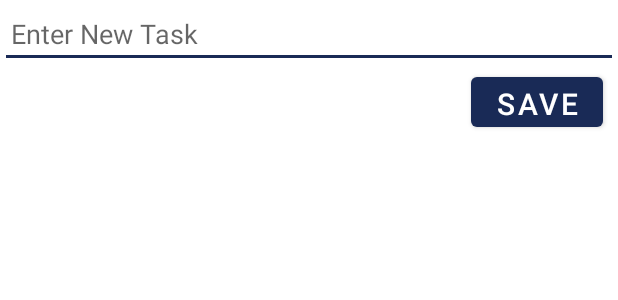
After one commit to Shevy-D/ToDoL, an Android app: the layout add_new_task.xml on its own in the app's theme, with its tools: preview values and no code run, on a phone screen of 412 x 824 dp. The commit adds this screen. Shown: the top 300 px of the screen. Run offline under Robolectric (Android 15) with nearby library versions, the phone set to English and light mode, and no system bars.

Commit message:
created the main activity

```diff
--- /dev/null
+++ b/app/src/main/res/drawable/ic_add_24.xml
@@ -0,0 +1,5 @@
+<vector android:height="24dp" android:tint="#FFFFFF"
+    android:viewportHeight="24" android:viewportWidth="24"
+    android:width="24dp" xmlns:android="http://schemas.android.com/apk/res/android">
+    <path android:fillColor="@android:color/white" android:pathData="M19,13h-6v6h-2v-6H5v-2h6V5h2v6h6v2z"/>
+</vector>
--- /dev/null
+++ b/app/src/main/res/layout/add_new_task.xml
@@ -0,0 +1,27 @@
+<?xml version="1.0" encoding="utf-8"?>
+<RelativeLayout xmlns:android="http://schemas.android.com/apk/res/android"
+    android:layout_width="match_parent"
+    android:layout_height="match_parent">
+
+    <EditText
+        android:id="@+id/editTextANT"
+        android:layout_width="match_parent"
+        android:layout_height="wrap_content"
+        android:hint="Enter New Task"
+        android:paddingStart="7dp"
+        android:paddingEnd="7dp" />
+
+    <Button
+        android:id="@+id/button_save"
+        android:layout_width="wrap_content"
+        android:layout_height="45dp"
+        android:layout_below="@id/editTextANT"
+        android:layout_alignParentEnd="true"
+        android:layout_marginEnd="10dp"
+        android:layout_marginBottom="5dp"
+        android:text="Save"
+        android:textColor="@color/white"
+        android:textSize="20dp" />
+
+
+</RelativeLayout>
--- a/app/src/main/res/values/themes.xml
+++ b/app/src/main/res/values/themes.xml
@@ -4,11 +4,11 @@
         <!-- Primary brand color. -->
         <item name="colorPrimary">@color/colorPrimary</item>
         <item name="colorPrimaryVariant">@color/colorPrimaryDark</item>
-        <item name="colorOnPrimary">@color/white</item>
+        <item name="colorOnPrimary">@color/black</item>
         <!-- Secondary brand color. -->
-        <item name="colorSecondary">@color/teal_200</item>
+        <item name="colorSecondary">@color/colorPrimary</item>
         <item name="colorSecondaryVariant">@color/teal_700</item>
-        <item name="colorOnSecondary">@color/black</item>
+        <item name="colorOnSecondary">@color/white</item>
         <!-- Status bar color. -->
         <item name="android:statusBarColor" tools:targetApi="l">?attr/colorPrimaryVariant</item>
         <!-- Customize your theme here. -->
```
Also changed, not shown: app/src/main/res/layout/activity_main.xml (+10 -1 lines), app/src/main/res/layout/task_layout.xml (added, +25 -0 lines).
